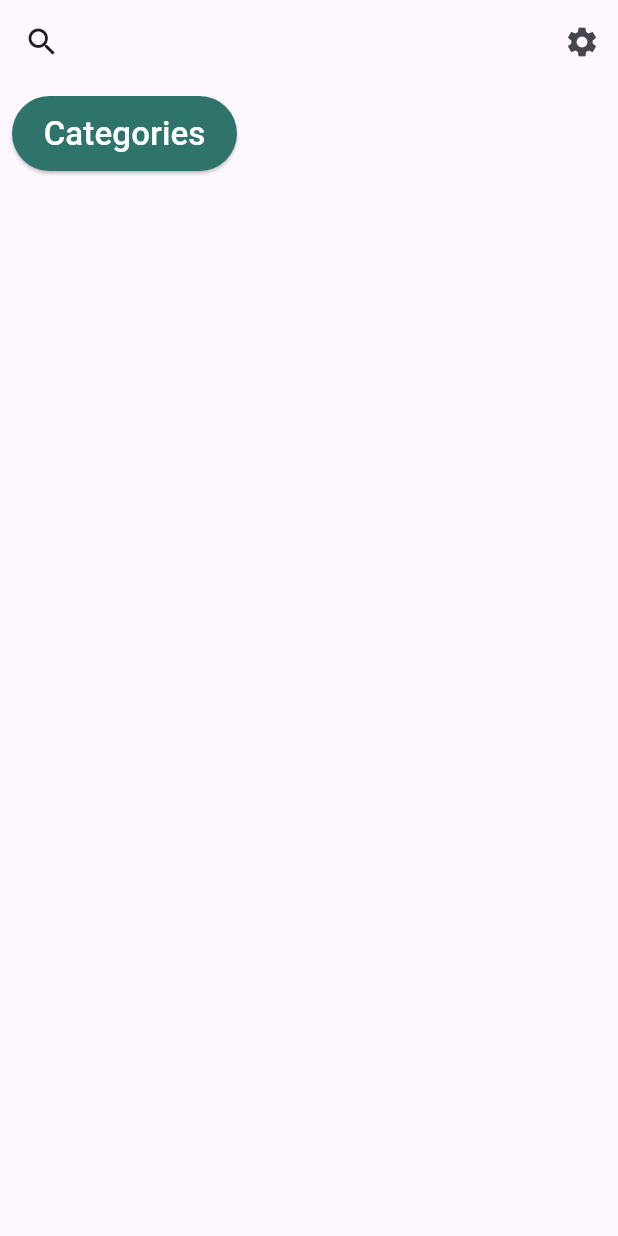
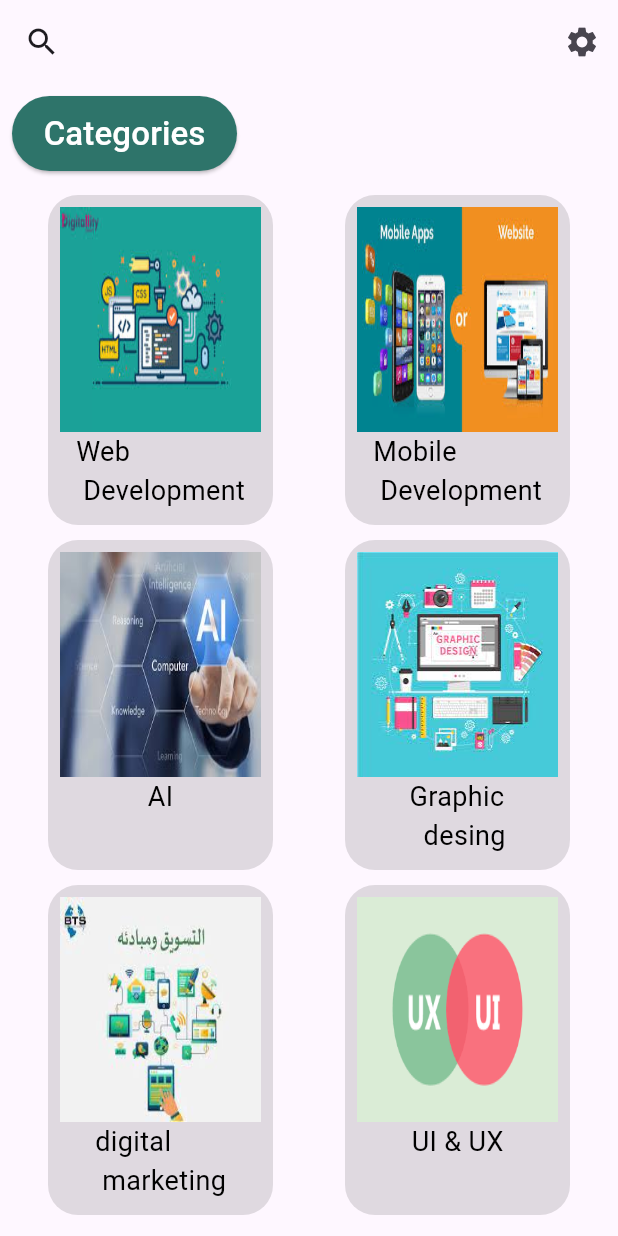
Before and after one commit to Abdo-Elsabagh/Zeoy, a Flutter app: the HomeScreen screen opened directly, on a phone screen of 412 x 824 dp. Run offline on Flutter 3.47's test engine with Material 3 defaults, Android fonts, the phone set to English and light mode, and no system bars; our stand-ins replace flutter_svg.

Commit message:
`Added home_item component and modified home_screen to use it`

```diff
--- a/lib/Screen/home_Screen.dart
+++ b/lib/Screen/home_Screen.dart
@@ -1,4 +1,5 @@
 import 'package:flutter/material.dart';
+import 'package:koey/components/home_item.dart';
 
 class HomeScreen extends StatelessWidget {
   const HomeScreen({super.key});
@@ -16,6 +17,7 @@ class HomeScreen extends StatelessWidget {
         padding: const EdgeInsets.all(8.0),
         child: Column(
           mainAxisAlignment: MainAxisAlignment.start,
+          crossAxisAlignment: CrossAxisAlignment.start,
           children: [
             ElevatedButton(
                 style: ElevatedButton.styleFrom(
@@ -31,7 +33,41 @@ class HomeScreen extends StatelessWidget {
             const SizedBox(
               height: 16,
             ),
-            //const Item(),
+            Expanded(
+                child: ListView(
+              children: [
+                Item(
+                  onTop: () {},
+                  onTop2: () {},
+                  image1: 'asset/image/web .jpeg',
+                  image2: 'asset/image/mobile app.jpeg',
+                  name1: 'Web \n Development',
+                  name2: 'Mobile\n Development',
+                ),
+                const SizedBox(
+                  height: 10,
+                ),
+                Item(
+                  onTop: () {},
+                  onTop2: () {},
+                  image1: 'asset/image/AI.jpeg',
+                  image2: 'asset/image/graphic design.jpeg',
+                  name1: 'AI',
+                  name2: 'Graphic\n  desing',
+                ),
+                const SizedBox(
+                  height: 10,
+                ),
+                Item(
+                  onTop: () {},
+                  onTop2: () {},
+                  image1: 'asset/image/digital markting.jpeg',
+                  image2: 'asset/image/UI& UX.png',
+                  name1: 'digital\n marketing',
+                  name2: 'UI & UX',
+                ),
+              ],
+            ))
           ],
         ),
       ),
--- a/lib/components/home_item.dart
+++ b/lib/components/home_item.dart
@@ -1,9 +1,19 @@
 import 'package:flutter/material.dart';
-import 'package:koey/model/item.dart';
 
 class Item extends StatelessWidget {
-  Item({super.key, required this.item, this.onTop, this.onTop2});
-  final ItemModel item;
+  Item(
+      {super.key,
+      this.name1,
+      this.name2,
+      this.onTop,
+      this.onTop2,
+      this.image1,
+      this.image2});
+
+  String? image1;
+  String? image2;
+  String? name1;
+  String? name2;
   VoidCallback? onTop;
   VoidCallback? onTop2;
   @override
@@ -14,7 +24,7 @@ class Item extends StatelessWidget {
         GestureDetector(
           onTap: onTop,
           child: Container(
-            height: 200,
+            height: 220,
             width: 150,
             decoration: BoxDecoration(
                 color: Colors.black12, borderRadius: BorderRadius.circular(20)),
@@ -24,7 +34,7 @@ class Item extends StatelessWidget {
                   Padding(
                     padding: const EdgeInsets.only(top: 8.0, left: 8, right: 8),
                     child: Image.asset(
-                      item.image1,
+                      image1!,
                       width: 140,
                       height: 150,
                       fit: BoxFit.fill,
@@ -32,8 +42,8 @@ class Item extends StatelessWidget {
                   ),
                   Center(
                       child: Text(
-                    item.name1,
-                    style: const TextStyle(color: Colors.black),
+                    name1!,
+                    style: const TextStyle(color: Colors.black, fontSize: 18),
                   ))
                 ],
               ),
@@ -43,7 +53,7 @@ class Item extends StatelessWidget {
         GestureDetector(
           onTap: onTop2,
           child: Container(
-            height: 200,
+            height: 220,
             width: 150,
             decoration: BoxDecoration(
                 color: Colors.black12, borderRadius: BorderRadius.circular(20)),
@@ -53,16 +63,16 @@ class Item extends StatelessWidget {
                   Padding(
                     padding: const EdgeInsets.only(top: 8.0, left: 8, right: 8),
                     child: Image.asset(
-                      item.image2,
+                      image2!,
                       width: 140,
                       height: 150,
                       fit: BoxFit.fill,
                     ),
                   ),
-                   Center(
+                  Center(
                       child: Text(
-                    item.name2,
-                    style: TextStyle(color: Colors.black),
+                    name2!,
+                    style: const TextStyle(color: Colors.black, fontSize: 18),
                   ))
                 ],
               ),
```
